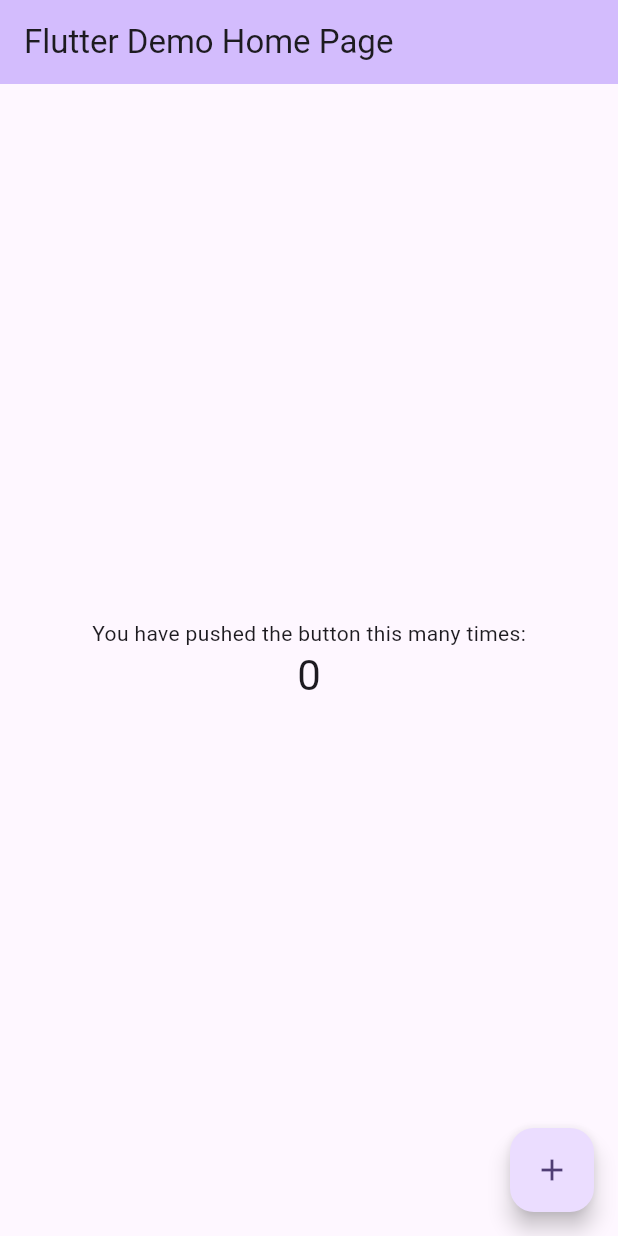
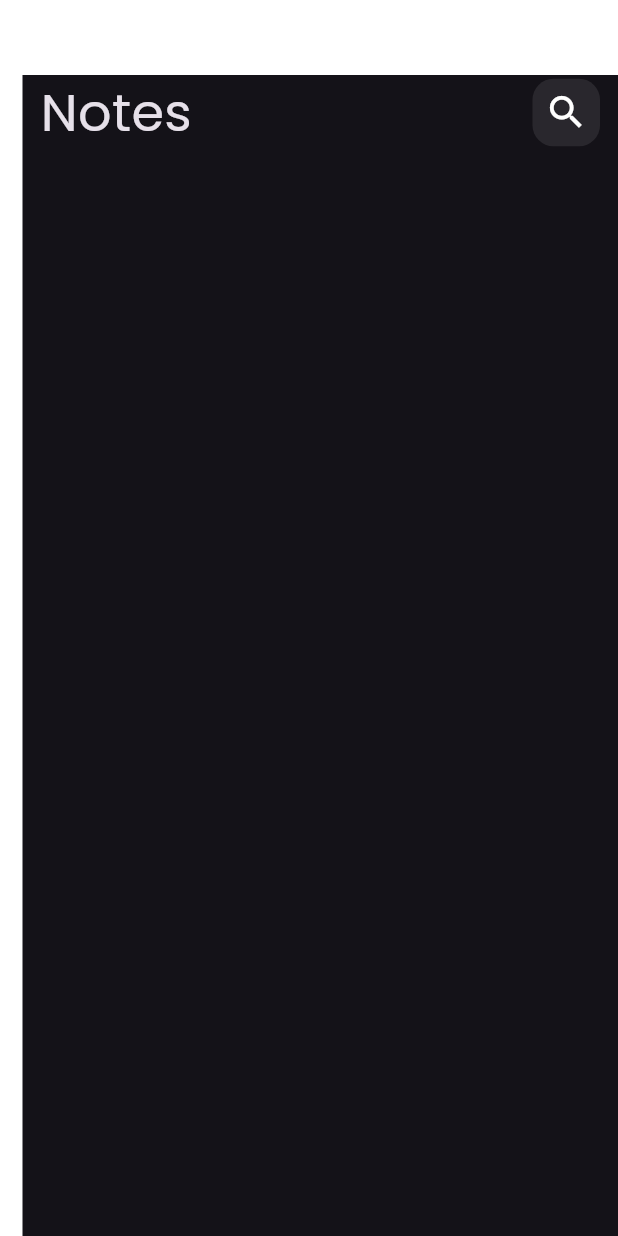
Before and after one commit to MinaMagdy06/Note-App, a Flutter app: the screen it shows after launch, on a phone screen of 412 x 824 dp. Run offline on Flutter 3.47's test engine with Material 3 defaults, Android fonts, the phone set to English and light mode, and no system bars.

Commit message:
add appbar

```diff
--- a/lib/main.dart
+++ b/lib/main.dart
@@ -1,122 +1,20 @@
 import 'package:flutter/material.dart';
+import 'package:note_app/views/note-view.dart';
 
 void main() {
-  runApp(const MyApp());
+  runApp(const noteApp());
 }
 
-class MyApp extends StatelessWidget {
-  const MyApp({super.key});
+class noteApp extends StatelessWidget {
+  const noteApp({super.key});
 
-  // This widget is the root of your application.
   @override
   Widget build(BuildContext context) {
     return MaterialApp(
-      title: 'Flutter Demo',
-      theme: ThemeData(
-        // This is the theme of your application.
-        //
-        // TRY THIS: Try running your application with "flutter run". You'll see
-        // the application has a purple toolbar. Then, without quitting the app,
-        // try changing the seedColor in the colorScheme below to Colors.green
-        // and then invoke "hot reload" (save your changes or press the "hot
-        // reload" button in a Flutter-supported IDE, or press "r" if you used
-        // the command line to start the app).
-        //
-        // Notice that the counter didn't reset back to zero; the application
-        // state is not lost during the reload. To reset the state, use hot
-        // restart instead.
-        //
-        // This works for code too, not just values: Most code changes can be
-        // tested with just a hot reload.
-        colorScheme: ColorScheme.fromSeed(seedColor: Colors.deepPurple),
-      ),
-      home: const MyHomePage(title: 'Flutter Demo Home Page'),
+      debugShowCheckedModeBanner: false,
+      theme: ThemeData(brightness: Brightness.dark, fontFamily: 'Poppins'),
+
+      home: const noteView(),
     );
   }
 }
-
-class MyHomePage extends StatefulWidget {
-  const MyHomePage({super.key, required this.title});
-
-  // This widget is the home page of your application. It is stateful, meaning
-  // that it has a State object (defined below) that contains fields that affect
-  // how it looks.
-
-  // This class is the configuration for the state. It holds the values (in this
-  // case the title) provided by the parent (in this case the App widget) and
-  // used by the build method of the State. Fields in a Widget subclass are
-  // always marked "final".
-
-  final String title;
-
-  @override
-  State<MyHomePage> createState() => _MyHomePageState();
-}
-
-class _MyHomePageState extends State<MyHomePage> {
-  int _counter = 0;
-
-  void _incrementCounter() {
-    setState(() {
-      // This call to setState tells the Flutter framework that something has
-      // changed in this State, which causes it to rerun the build method below
-      // so that the display can reflect the updated values. If we changed
-      // _counter without calling setState(), then the build method would not be
-      // called again, and so nothing would appear to happen.
-      _counter++;
-    });
-  }
-
-  @override
-  Widget build(BuildContext context) {
-    // This method is rerun every time setState is called, for instance as done
-    // by the _incrementCounter method above.
-    //
-    // The Flutter framework has been optimized to make rerunning build methods
-    // fast, so that you can just rebuild anything that needs updating rather
-    // than having to individually change instances of widgets.
-    return Scaffold(
-      appBar: AppBar(
-        // TRY THIS: Try changing the color here to a specific color (to
-        // Colors.amber, perhaps?) and trigger a hot reload to see the AppBar
-        // change color while the other colors stay the same.
-        backgroundColor: Theme.of(context).colorScheme.inversePrimary,
-        // Here we take the value from the MyHomePage object that was created by
-        // the App.build method, and use it to set our appbar title.
-        title: Text(widget.title),
-      ),
-      body: Center(
-        // Center is a layout widget. It takes a single child and positions it
-        // in the middle of the parent.
-        child: Column(
-          // Column is also a layout widget. It takes a list of children and
-          // arranges them vertically. By default, it sizes itself to fit its
-          // children horizontally, and tries to be as tall as its parent.
-          //
-          // Column has various properties to control how it sizes itself and
-          // how it positions its children. Here we use mainAxisAlignment to
-          // center the children vertically; the main axis here is the vertical
-          // axis because Columns are vertical (the cross axis would be
-          // horizontal).
-          //
-          // TRY THIS: Invoke "debug painting" (choose the "Toggle Debug Paint"
-          // action in the IDE, or press "p" in the console), to see the
-          // wireframe for each widget.
-          mainAxisAlignment: MainAxisAlignment.center,
-          children: <Widget>[
-            const Text('You have pushed the button this many times:'),
-            Text(
-              '$_counter',
-              style: Theme.of(context).textTheme.headlineMedium,
-            ),
-          ],
-        ),
-      ),
-      floatingActionButton: FloatingActionButton(
-        onPressed: _incrementCounter,
-        tooltip: 'Increment',
-        child: const Icon(Icons.add),
-      ), // This trailing comma makes auto-formatting nicer for build methods.
-    );
-  }
-}
--- a/lib/views/note-view.dart
+++ b/lib/views/note-view.dart
@@ -0,0 +1,14 @@
+import 'package:flutter/material.dart';
+import 'package:note_app/widgets/custom_appbar.dart';
+
+class noteView extends StatelessWidget {
+  const noteView({super.key});
+
+  @override
+  Widget build(BuildContext context) {
+    return Padding(
+      padding: const EdgeInsets.only(top: 50.0, left: 15),
+      child: Scaffold(body: CustomAppbar()),
+    );
+  }
+}
--- /dev/null
+++ b/lib/widgets/custom_appbar.dart
@@ -0,0 +1,30 @@
+import 'package:flutter/material.dart';
+
+class CustomAppbar extends StatelessWidget {
+  const CustomAppbar({super.key});
+
+  @override
+  Widget build(BuildContext context) {
+    return Row(
+      children: [
+        Padding(
+          padding: const EdgeInsets.only(left: 12.0),
+          child: Text('Notes', style: TextStyle(fontSize: 35)),
+        ),
+        Spacer(),
+        Padding(
+          padding: const EdgeInsets.only(right: 12),
+          child: Container(
+            child: Icon(Icons.search, size: 29),
+            height: 45,
+            width: 45,
+            decoration: BoxDecoration(
+              color: Colors.white.withValues(alpha: 0.09),
+              borderRadius: BorderRadius.circular(14),
+            ),
+          ),
+        ),
+      ],
+    );
+  }
+}
--- /dev/null
+++ b/lib/widgets/custom_note.dart
@@ -0,0 +1,10 @@
+import 'package:flutter/material.dart';
+
+class CustomNote extends StatelessWidget {
+  const CustomNote({super.key});
+
+  @override
+  Widget build(BuildContext context) {
+    return Container();
+  }
+}
```
Also changed, not shown: pubspec.yaml (+4 -4 lines), assets/fonts/Poppins-Regular.ttf (added), 1 other file.
